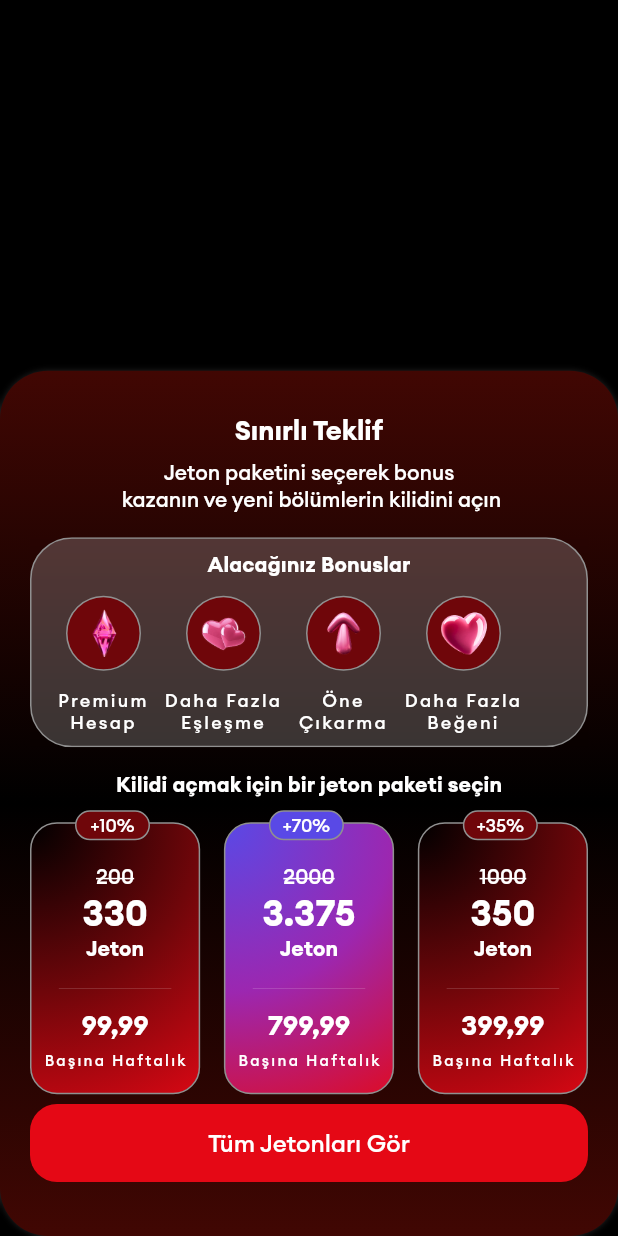
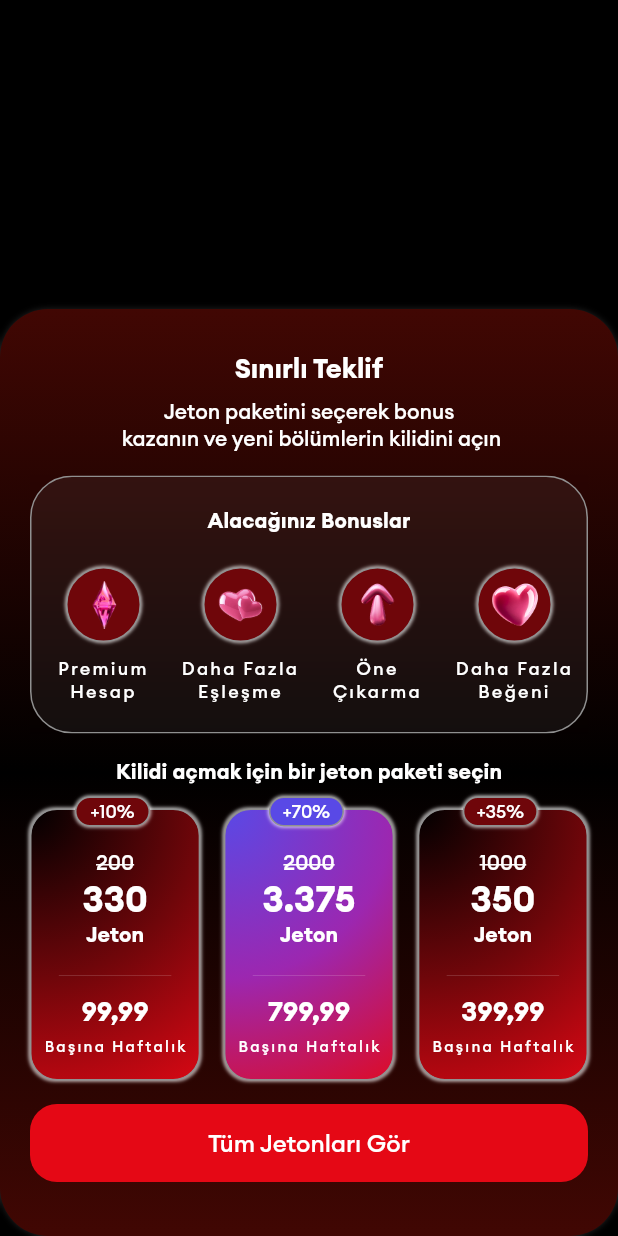
Before and after one commit to Ozberksenn/datingApp-case, a Flutter app: what limitedOfferBottomSheet() shows on an empty page, opened directly, on a phone screen of 412 x 824 dp. Run offline on Flutter 3.47's test engine with Material 3 defaults, Android fonts, the phone set to English and light mode, and no system bars; our stand-ins replace cached_network_image, dio, flutter_bloc, font_awesome_flutter, go_router, image_picker and 1 more; accounts and stored records are empty; network calls fail.

Commit message:
limited offer fixed

```diff
--- a/lib/features/view/profile/widgets/limited_offer_bottom_sheet.dart
+++ b/lib/features/view/profile/widgets/limited_offer_bottom_sheet.dart
@@ -31,7 +31,7 @@ Future<dynamic> limitedOfferBottomSheet(BuildContext context) {
               ],
             ),
           ),
-          height: context.dynamicHeight(0.7),
+          height: context.dynamicHeight(0.75),
           child: Column(
             children: [
               CustomSizedBox.paddingHeight(heightValue: 8.0),
@@ -122,6 +122,13 @@ Widget packageCard(
             ],
           ),
           color: AppColors.darkRed,
+          boxShadow: [
+            BoxShadow(
+              color: Colors.white.withValues(alpha: 0.6),
+              blurRadius: 1,
+              spreadRadius: 1,
+            ),
+          ],
           border: Border.all(width: 1, color: AppColors.lightGrey),
           borderRadius: CustomRadius.radius18,
         ),
@@ -184,6 +191,13 @@ Widget packageCard(
             borderRadius: CustomRadius.radius20,
             border: Border.all(width: 1, color: AppColors.lightGrey),
             color: gradientColor ?? AppColors.darkRed,
+            boxShadow: [
+              BoxShadow(
+                color: Colors.white.withValues(alpha: 0.6),
+                blurRadius: 1,
+                spreadRadius: 1,
+              ),
+            ],
           ),
           width: 50,
           height: 20,
@@ -213,10 +227,17 @@ Widget getBonusCard(BuildContext context) {
             shape: BoxShape.circle,
             border: Border.all(width: 1, color: AppColors.lightGrey),
             color: AppColors.darkRed,
+            boxShadow: [
+              BoxShadow(
+                color: Colors.white.withValues(alpha: 0.6),
+                blurRadius: 1,
+                spreadRadius: 1,
+              ),
+            ],
           ),
           child: Center(child: icon != null ? Image.asset(icon) : null),
         ),
-        CustomSizedBox.paddingHeight(heightValue: 12.0),
+        CustomSizedBox.paddingHeight(heightValue: 10.0),
         SizedBox(
           width: 80,
           child: Text(
@@ -231,23 +252,26 @@ Widget getBonusCard(BuildContext context) {
 
   return ClipRRect(
     child: BackdropFilter(
-      filter: ImageFilter.blur(sigmaX: 2, sigmaY: 2),
+      filter: ImageFilter.blur(sigmaX: 5, sigmaY: 5),
       child: Container(
         padding: ConstEdgeInsets.padding8(),
         width: context.dynamicWidth(1),
         decoration: BoxDecoration(
           borderRadius: CustomRadius.radius28,
           border: Border.all(width: 1, color: AppColors.lightGrey),
-          color: AppColors.white.withValues(alpha: 0.2),
+          color: AppColors.lightGrey.withValues(alpha: 0.1),
         ),
         child: Column(
           children: [
+            CustomSizedBox.paddingHeight(heightValue: 12.0),
             Text(
               "Alacağınız Bonuslar",
               style: Theme.of(context).textTheme.titleSmall,
             ),
-            CustomSizedBox.paddingHeight(heightValue: 12.0),
+            CustomSizedBox.paddingHeight(heightValue: 22.0),
             Row(
+              mainAxisAlignment: MainAxisAlignment.spaceBetween,
+              crossAxisAlignment: CrossAxisAlignment.start,
               children: [
                 bonusIcon(
                   context,
@@ -271,6 +295,7 @@ Widget getBonusCard(BuildContext context) {
                 ),
               ],
             ),
+            CustomSizedBox.paddingHeight(heightValue: 12.0),
           ],
         ),
       ),
```
